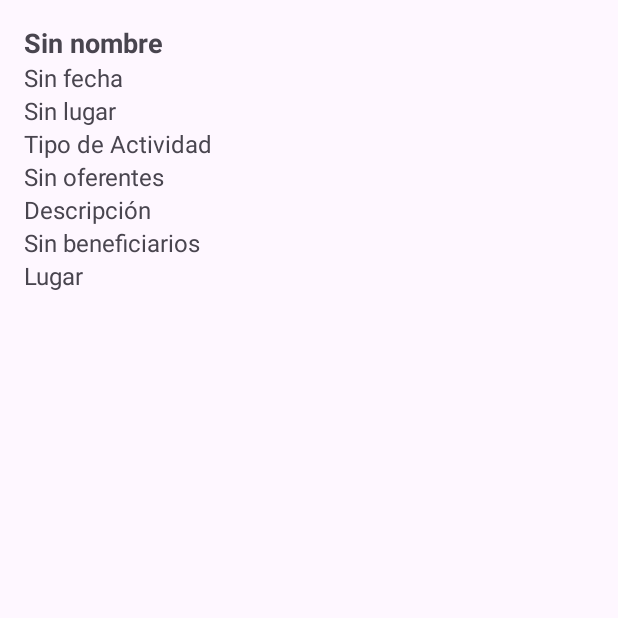
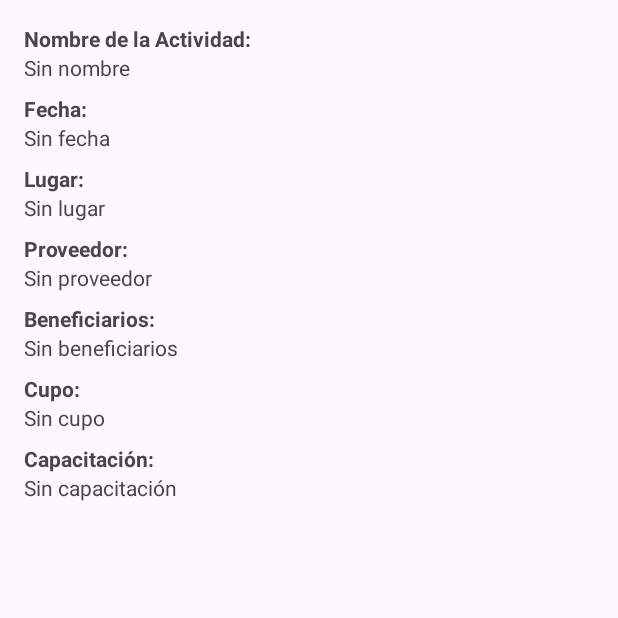
Before and after one commit to CcristoferR/Centro-Integral-Alerce, an Android app: the ActivityDetailActivity screen opened directly, with no data from a screen before it, on a phone screen of 412 x 824 dp, the top half of it. Run offline under Robolectric (Android 15) with nearby library versions, the phone set to English and light mode, and no system bars.

Commit message:
mejoras de detalles de la actividad

```diff
--- a/app/src/main/java/com/gestionactividades/centrointegralalerce/ActivityDetailActivity.java
+++ b/app/src/main/java/com/gestionactividades/centrointegralalerce/ActivityDetailActivity.java
@@ -17,13 +17,12 @@ public class ActivityDetailActivity extends AppCompatActivity {
         // Recibir los datos de la actividad seleccionada
         String name = getIntent().getStringExtra("name");
         String fecha = getIntent().getStringExtra("fecha");
-        String lugar = getIntent().getStringExtra("lugar");  // Cambiado a "lugar"
-        String oferentes = getIntent().getStringExtra("oferentes");  // Cambiado a "oferentes"
+        String lugar = getIntent().getStringExtra("lugar");
+        String oferentes = getIntent().getStringExtra("oferentes");
         String beneficiarios = getIntent().getStringExtra("beneficiarios");
-        String description = getIntent().getStringExtra("description");
-        String type = getIntent().getStringExtra("type");
-
         String fileUrl = getIntent().getStringExtra("fileUrl");
+        String cupo = getIntent().getStringExtra("cupo");
+        String capacitacion = getIntent().getStringExtra("capacitacion");
 
         // Configurar los TextViews con los datos recibidos
         TextView nameTextView = findViewById(R.id.activityNameTextView);
@@ -31,13 +30,17 @@ public class ActivityDetailActivity extends AppCompatActivity {
         TextView locationTextView = findViewById(R.id.activityLocationTextView);
         TextView providerTextView = findViewById(R.id.activityProviderTextView);
         TextView beneficiariesTextView = findViewById(R.id.activityBeneficiariesTextView);
+        TextView cupoTextView = findViewById(R.id.activityCupoTextView);
+        TextView capacitacionTextView = findViewById(R.id.activityCapacitacionTextView);
         TextView fileLinkTextView = findViewById(R.id.activityFileLinkTextView);
 
         nameTextView.setText(name != null ? name : "Sin nombre");
         dateTextView.setText(fecha != null ? fecha : "Sin fecha");
         locationTextView.setText(lugar != null ? lugar : "Sin lugar");
-        providerTextView.setText(oferentes != null ? oferentes : "Sin oferentes");
+        providerTextView.setText(oferentes != null ? oferentes : "Sin proveedor");
         beneficiariesTextView.setText(beneficiarios != null ? beneficiarios : "Sin beneficiarios");
+        cupoTextView.setText(cupo != null ? cupo : "Sin cupo");
+        capacitacionTextView.setText(capacitacion != null ? capacitacion : "Sin capacitación");
 
         // Configurar el enlace del archivo si está disponible
         if (fileUrl != null && !fileUrl.isEmpty()) {
@@ -50,5 +53,4 @@ public class ActivityDetailActivity extends AppCompatActivity {
             fileLinkTextView.setVisibility(View.GONE);
         }
     }
-
 }
--- a/app/src/main/res/layout/activity_detail.xml
+++ b/app/src/main/res/layout/activity_detail.xml
@@ -1,73 +1,127 @@
-<LinearLayout xmlns:android="http://schemas.android.com/apk/res/android"
+<!-- activity_detail.xml -->
+<ScrollView xmlns:android="http://schemas.android.com/apk/res/android"
+    android:layout_width="match_parent"
+    android:layout_height="wrap_content">
+
+    <LinearLayout
         android:layout_width="match_parent"
         android:layout_height="wrap_content"
         android:orientation="vertical"
         android:padding="16dp">
 
+        <!-- Nombre de la actividad -->
+        <TextView
+            android:id="@+id/activityNameLabel"
+            android:layout_width="wrap_content"
+            android:layout_height="wrap_content"
+            android:text="Nombre de la Actividad:"
+            android:textStyle="bold" />
+
         <TextView
             android:id="@+id/activityNameTextView"
             android:layout_width="wrap_content"
             android:layout_height="wrap_content"
-        android:text="Nombre de la Actividad"
-        android:textSize="18sp"
-        android:textStyle="bold" />
+            android:text="Nombre de la Actividad" />
+
+        <!-- Fecha -->
+        <TextView
+            android:id="@+id/activityDateLabel"
+            android:layout_width="wrap_content"
+            android:layout_height="wrap_content"
+            android:text="Fecha:"
+            android:textStyle="bold"
+            android:paddingTop="8dp" />
 
         <TextView
             android:id="@+id/activityDateTextView"
             android:layout_width="wrap_content"
             android:layout_height="wrap_content"
-        android:text="Fecha de la Actividad"
-        android:textSize="16sp" />
+            android:text="Fecha de la Actividad" />
+
+        <!-- Lugar -->
+        <TextView
+            android:id="@+id/activityLocationLabel"
+            android:layout_width="wrap_content"
+            android:layout_height="wrap_content"
+            android:text="Lugar:"
+            android:textStyle="bold"
+            android:paddingTop="8dp" />
 
         <TextView
             android:id="@+id/activityLocationTextView"
             android:layout_width="wrap_content"
             android:layout_height="wrap_content"
-        android:text="Lugar de la Actividad"
-        android:textSize="16sp" />
+            android:text="Lugar de la Actividad" />
 
+        <!-- Proveedor -->
         <TextView
-        android:id="@+id/activityTypeTextView"
+            android:id="@+id/activityProviderLabel"
             android:layout_width="wrap_content"
             android:layout_height="wrap_content"
-        android:text="Tipo de Actividad"
-        android:textSize="16sp" />
+            android:text="Proveedor:"
+            android:textStyle="bold"
+            android:paddingTop="8dp" />
 
         <TextView
             android:id="@+id/activityProviderTextView"
             android:layout_width="wrap_content"
             android:layout_height="wrap_content"
-        android:text="Proveedor"
-        android:textSize="16sp" />
+            android:text="Proveedor" />
 
+        <!-- Beneficiarios -->
         <TextView
-        android:id="@+id/activityDescriptionTextView"
+            android:id="@+id/activityBeneficiariesLabel"
             android:layout_width="wrap_content"
             android:layout_height="wrap_content"
-        android:text="Descripción"
-        android:textSize="16sp" />
+            android:text="Beneficiarios:"
+            android:textStyle="bold"
+            android:paddingTop="8dp" />
 
         <TextView
             android:id="@+id/activityBeneficiariesTextView"
             android:layout_width="wrap_content"
             android:layout_height="wrap_content"
-        android:text="Beneficiarios"
-        android:textSize="16sp" />
+            android:text="Beneficiarios" />
+
+        <!-- Cupo -->
+        <TextView
+            android:id="@+id/activityCupoLabel"
+            android:layout_width="wrap_content"
+            android:layout_height="wrap_content"
+            android:text="Cupo:"
+            android:textStyle="bold"
+            android:paddingTop="8dp" />
 
         <TextView
-        android:id="@+id/activityPlaceTextView"
+            android:id="@+id/activityCupoTextView"
             android:layout_width="wrap_content"
             android:layout_height="wrap_content"
-        android:text="Lugar"
-        android:textSize="16sp" />
+            android:text="Cupo" />
 
+        <!-- Capacitación -->
+        <TextView
+            android:id="@+id/activityCapacitacionLabel"
+            android:layout_width="wrap_content"
+            android:layout_height="wrap_content"
+            android:text="Capacitación:"
+            android:textStyle="bold"
+            android:paddingTop="8dp" />
+
+        <TextView
+            android:id="@+id/activityCapacitacionTextView"
+            android:layout_width="wrap_content"
+            android:layout_height="wrap_content"
+            android:text="Capacitación" />
+
+        <!-- Archivo adjunto -->
         <TextView
             android:id="@+id/activityFileLinkTextView"
             android:layout_width="wrap_content"
             android:layout_height="wrap_content"
             android:text="Abrir archivo adjunto"
-        android:textSize="16sp"
             android:textColor="@android:color/holo_blue_dark"
             android:visibility="gone"
-        android:clickable="true" />
+            android:clickable="true"
+            android:paddingTop="16dp" />
     </LinearLayout>
+</ScrollView>
```
Also changed, not shown: app/src/main/java/com/gestionactividades/centrointegralalerce/ActivitiesAdapter.java (+9 -9 lines), app/src/main/java/com/gestionactividades/centrointegralalerce/CreateActivity.java (+27 -7 lines), app/src/main/java/com/gestionactividades/centrointegralalerce/EventActivity.java (+12 -5 lines), app/src/main/res/layout/activity_create.xml (+51 -53 lines). Lines whose indentation alone changed are shown as unchanged.
